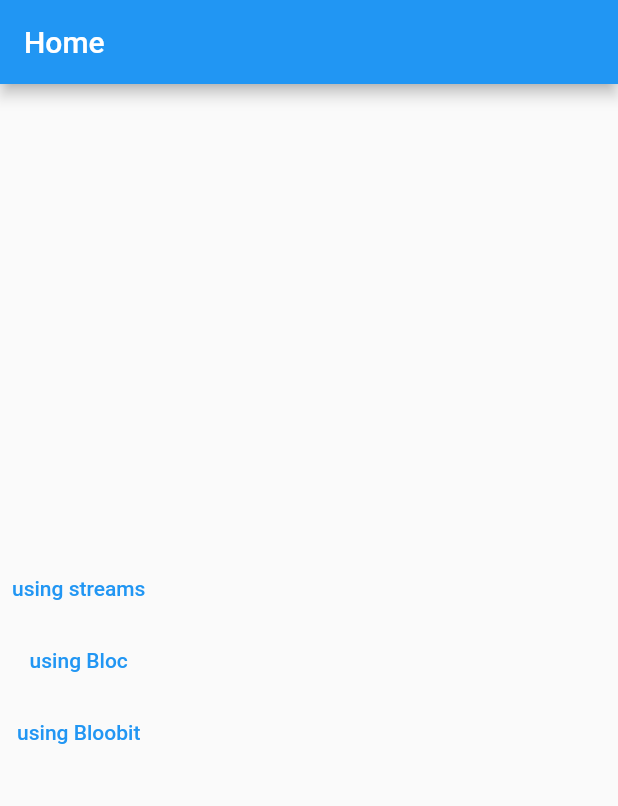
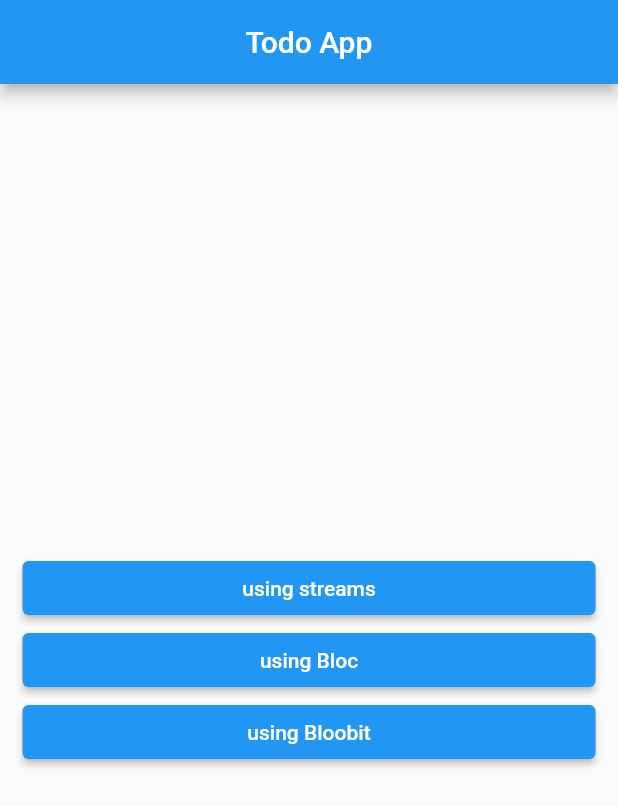
Before and after one commit to mzarsaw/todo-app-flutter, a Flutter app: the screen it shows after launch, on a phone screen of 412 x 824 dp. Shown: the top 806 px of the screen. Run offline on Flutter 3.47's test engine with Material 2 defaults, Android fonts, the phone set to English and light mode, and no system bars; our stand-ins replace flutter_bloc, rxdart; missing offline and left inert: bloobit, ioc_container.

Commit message:
refactor container and made better ui

```diff
--- a/lib/bloc/todo_bloc_package.dart
+++ b/lib/bloc/todo_bloc_package.dart
@@ -7,9 +7,8 @@ import 'package:my_todo_app/services/dialog_service.dart';
 class TodoBloc extends Bloc<TodoEvent, TodoState> {
   final IDialogService dialogService;
   TodoBloc({required this.dialogService})
-      : super(TodoState(
-            todos: <Todo>[const Todo(title: 'test', isCompleted: true)],
-            isEditing: false)) {
+      : super(
+            TodoState(todos: <Todo>[AppDefaults.testTodo], isEditing: false)) {
     on<AddTodo>(_addTodo);
     on<DeleteTodo>((event, emit) =>
         emit(state.copyWith(todos: state.todos..remove(event.todo))));
--- a/lib/bloc/todo_bloobit.dart
+++ b/lib/bloc/todo_bloobit.dart
@@ -6,7 +6,7 @@ import 'package:my_todo_app/services/dialog_service.dart';
 class TodoBloobit extends Bloobit<TodoState> {
   final IDialogService dialogService;
   TodoBloobit({required this.dialogService, super.onSetState})
-      : super(TodoState(todos: [], isEditing: false));
+      : super(TodoState(todos: [AppDefaults.testTodo], isEditing: false));
   Future addTodo() async {
     var title =
         await dialogService.showInputDialog(title: AppDefaults.dialogTitle);
--- a/lib/bloc/todo_stream.dart
+++ b/lib/bloc/todo_stream.dart
@@ -16,9 +16,8 @@ class TodoStream {
 
   TodoStream({required this.dialogService}) {
     _eventController.stream.listen(_mapEventToState);
-    _stateController.add(TodoState(
-        todos: [const Todo(title: 'test', isCompleted: true)],
-        isEditing: false));
+    _stateController
+        .add(TodoState(todos: [AppDefaults.testTodo], isEditing: false));
   }
 
   void _mapEventToState(TodoEvent event) async {
--- a/lib/helpers/app_default.dart
+++ b/lib/helpers/app_default.dart
@@ -1,3 +1,6 @@
+import 'package:my_todo_app/bloc/todo.dart';
+
 class AppDefaults {
   static const String dialogTitle = 'Add Todo';
+  static const Todo testTodo = Todo(title: 'test', isCompleted: true);
 }
--- a/lib/screens/home_page.dart
+++ b/lib/screens/home_page.dart
@@ -16,12 +16,16 @@ class HomePage extends StatelessWidget {
   Widget build(BuildContext context) {
     return Scaffold(
       appBar: AppBar(
-        title: const Text('Home'),
+        title: const Text('Todo App'),
+        centerTitle: true,
       ),
-      body: Column(
+      body: Padding(
+        padding: const EdgeInsets.all(15),
+        child: Column(
+          crossAxisAlignment: CrossAxisAlignment.stretch,
           mainAxisAlignment: MainAxisAlignment.center,
           children: [
-          TextButton(
+            ElevatedButton(
               child: const Text('using streams'),
               onPressed: () => Navigator.push(
                   context,
@@ -30,7 +34,7 @@ class HomePage extends StatelessWidget {
                             container: container,
                           ))),
             ),
-          TextButton(
+            ElevatedButton(
               child: const Text('using Bloc'),
               onPressed: () => Navigator.push(
                   context,
@@ -39,19 +43,18 @@ class HomePage extends StatelessWidget {
                             container: container,
                           ))),
             ),
-          TextButton(
+            ElevatedButton(
               child: const Text('using Bloobit'),
               onPressed: () => Navigator.push(
                   context,
                   MaterialPageRoute(
                       builder: (context) => BloobitWidget(
                           bloobit: container.get<TodoBloobit>(),
-                          builder: (context, bloobit) => TodoListBloobit(
-                            todoBloobit: bloobit,
-                          ),
-                        ))),
+                          builder: (context, bloobit) =>
+                              container<TodoListBloobitView>()))),
             ),
           ],
+        ),
       ),
     );
   }
```
Also changed, not shown: lib/helpers/todo_item_widget.dart (added, +33 -0 lines), lib/main.dart (+9 -6 lines), lib/screens/todo_bloobit.dart (+7 -12 lines), lib/screens/todo_flutter_bloc.dart (+6 -10 lines), lib/screens/todo_stream_builder.dart (+6 -10 lines). Lines whose indentation alone changed are shown as unchanged.
